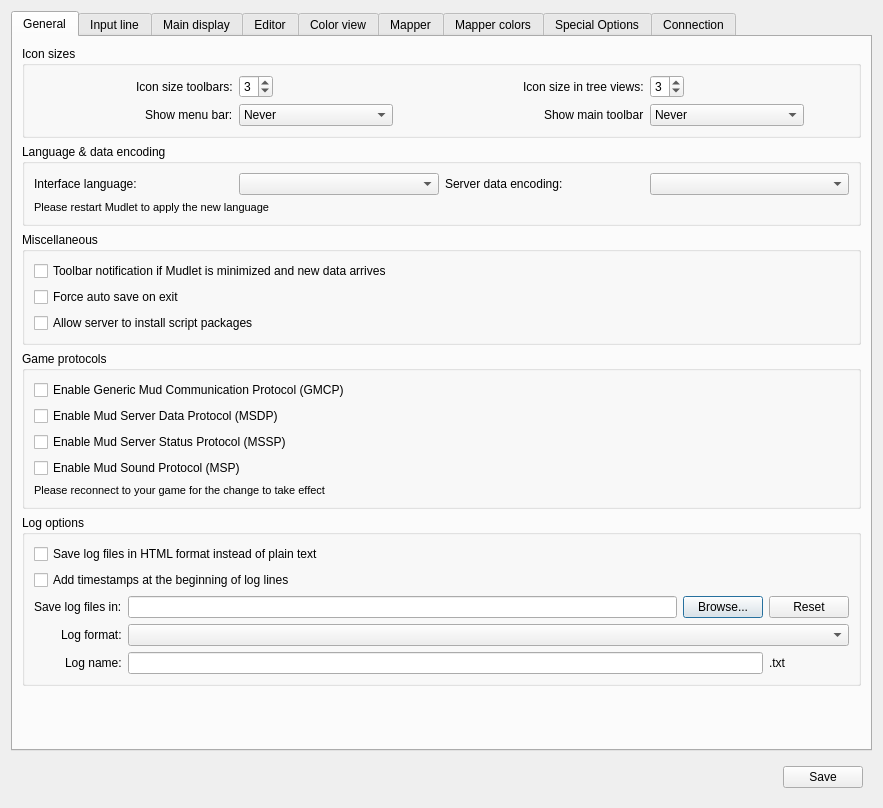
This is src/ui/profile_preferences.ui in Mudlet/Mudlet as Qt 5 draws it before an edit. The edited form follows.
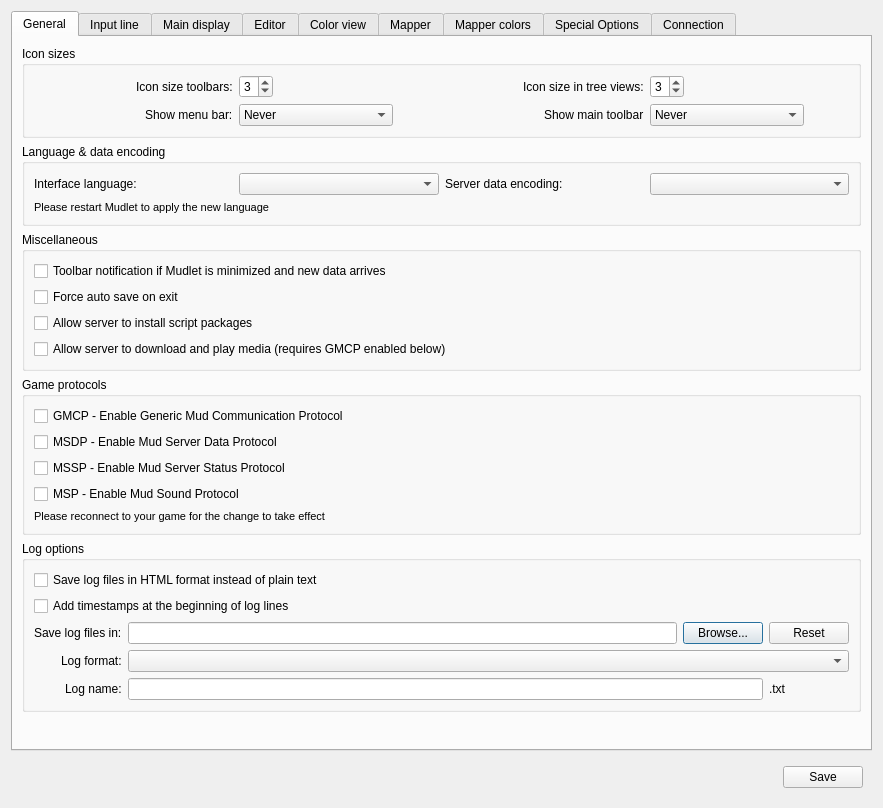
This is the edited form. Icons and pictures are not drawn. Custom widgets are drawn as their Qt base class.

Commit message: Introducing GMCP.Media

The edit to the form file:
```diff
--- a/src/ui/profile_preferences.ui
+++ b/src/ui/profile_preferences.ui
@@ -244,6 +244,13 @@
             </property>
            </widget>
           </item>
+          <item>
+           <widget class="QCheckBox" name="acceptServerMedia">
+            <property name="text">
+             <string>Allow server to download and play media (requires GMCP enabled below)</string>
+            </property>
+           </widget>
+          </item>
          </layout>
         </widget>
        </item>
@@ -259,7 +266,7 @@
              <string>&lt;p&gt;Enables GMCP - note that if you have MSDP enabled as well, some servers will prefer one over the other&lt;/p&gt;</string>
             </property>
             <property name="text">
-             <string>Enable Generic Mud Communication Protocol (GMCP)</string>
+             <string>GMCP - Enable Generic Mud Communication Protocol</string>
             </property>
            </widget>
           </item>
@@ -269,7 +276,7 @@
              <string>&lt;p&gt;Enables MSDP - note that if you have GMCP enabled as well, some servers will prefer one over the other&lt;/p&gt;</string>
             </property>
             <property name="text">
-             <string>Enable Mud Server Data Protocol (MSDP)</string>
+             <string>MSDP - Enable Mud Server Data Protocol</string>
             </property>
            </widget>
           </item>
@@ -279,7 +286,7 @@
              <string>&lt;p&gt;Enables MSSP - provides Mud Server Status Protocol information upon connection for supported games&lt;/p&gt;</string>
             </property>
             <property name="text">
-             <string>Enable Mud Server Status Protocol (MSSP)</string>
+             <string>MSSP - Enable Mud Server Status Protocol</string>
             </property>
            </widget>
           </item>
@@ -289,7 +296,7 @@
              <string>&lt;p&gt;Enables MSP - provides Mud Sound Protocol messages during game play for supported games&lt;/p&gt;</string>
             </property>
             <property name="text">
-             <string>Enable Mud Sound Protocol (MSP)</string>
+             <string>MSP - Enable Mud Sound Protocol</string>
             </property>
            </widget>
           </item>
```
Left out of the diff: 1 changed line with no effect on the pictures. The commit also changes 7 other files.
